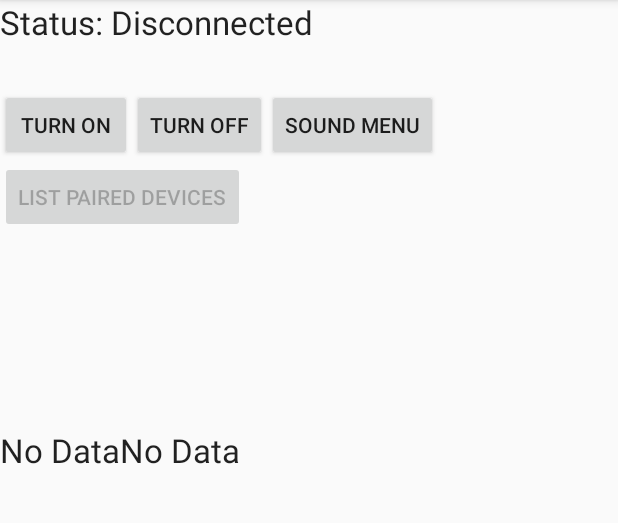
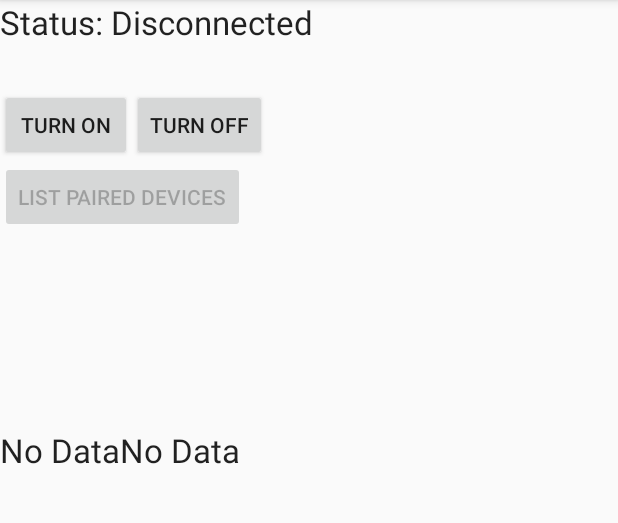
Before and after one commit to chaseadams509/Shared_VirtualDrummer, an Android app: the screen it shows after launch (hw_activity), on a phone screen of 412 x 824 dp, the part 84-607 px from its top. Run offline under Robolectric (Android 15) with nearby library versions, the light colour scheme and no system bars.

Commit message:
Deleted Sound Button

```diff
--- a/app/src/main/res/layout/content_hw_activity.xml
+++ b/app/src/main/res/layout/content_hw_activity.xml
@@ -28,14 +28,6 @@
             android:layout_width="wrap_content"
             android:layout_height="wrap_content"
             android:text="@string/off_text"/>
-
-        <Button
-            style="?android:attr/buttonStyleSmall"
-            android:layout_width="wrap_content"
-            android:layout_height="wrap_content"
-            android:text="Sound Menu"
-            android:id="@+id/SoundMenu"
-            android:onClick="soundMenu" />
     </LinearLayout>
     <Button
         android:id="@+id/paired"
```
